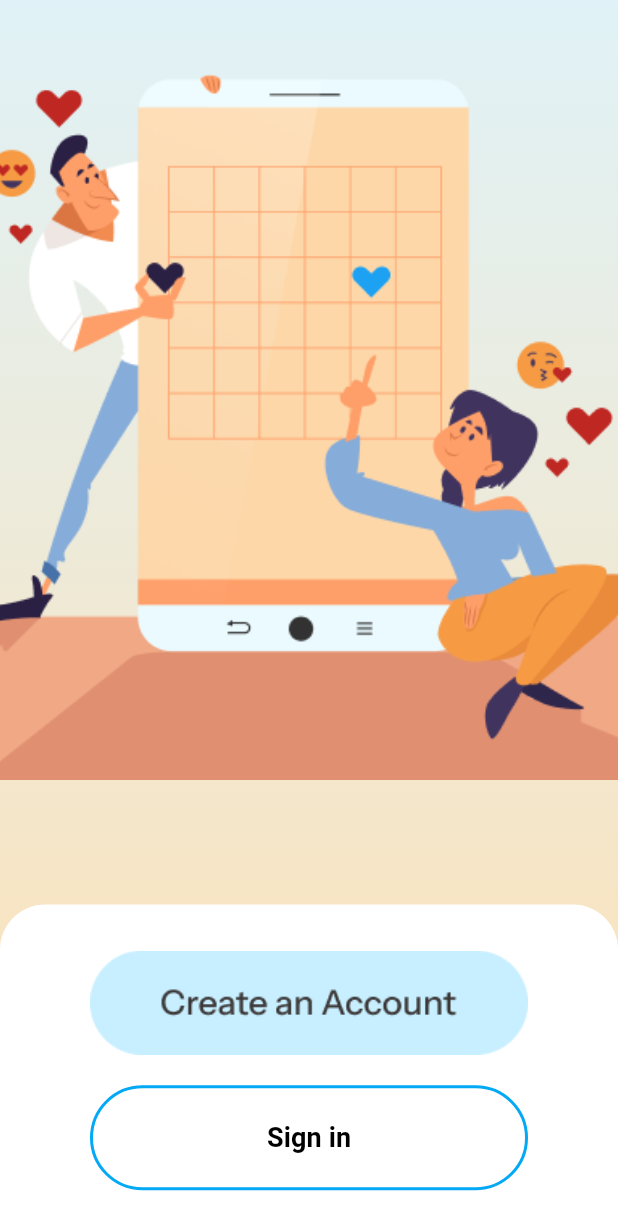
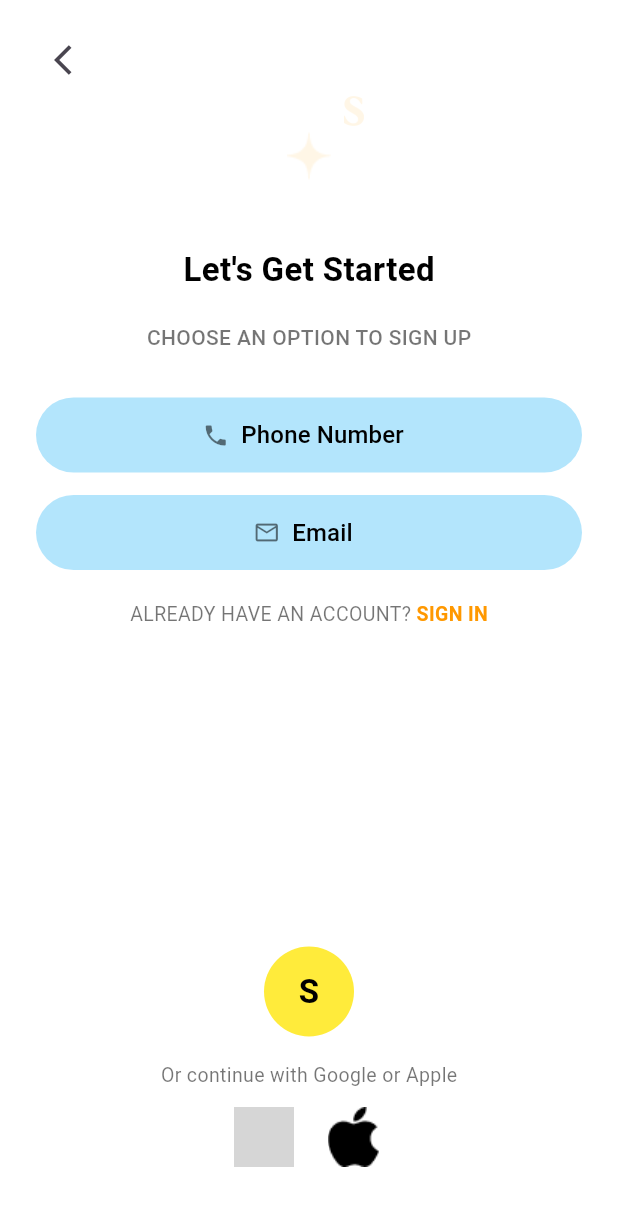
Before and after one commit to Amansarfraz/sparkle_app, a Flutter app: the CreateAccountScreen screen opened directly, after a tap on "Sign in", on a phone screen of 412 x 824 dp. Shown: the top 1230 px of the screen. Run offline on Flutter 3.47's test engine with Material 3 defaults, Android fonts, the phone set to English and light mode, and no system bars; Roboto replaces fonts that are missing (Poppins); grey boxes are pictures that could not be loaded.

Commit message:
Initial commit

```diff
--- a/lib/main.dart
+++ b/lib/main.dart
@@ -1,6 +1,7 @@
 import 'package:flutter/material.dart';
 import 'screens/splash_screen.dart';
 import 'screens/get_started_screen.dart';
+import 'screens/sign_up_screen.dart';
 
 void main() {
   runApp(const SparkleApp());
@@ -19,6 +20,7 @@
       routes: {
         '/': (context) => const SplashScreen(),
         '/get_started_screen': (context) => const GetStartedScreen(),
+        '/sign_up_screen': (context) => const SignUpScreen(),
       },
     );
   }
--- a/lib/screens/create_account_screen.dart
+++ b/lib/screens/create_account_screen.dart
@@ -1,4 +1,5 @@
 import 'package:flutter/material.dart';
+import 'sign_up_screen.dart';
 
 class CreateAccountScreen extends StatelessWidget {
   const CreateAccountScreen({super.key});
@@ -76,7 +77,12 @@
                           ),
                         ),
                         onPressed: () {
-                          // Sign in action
+                          Navigator.push(
+                            context,
+                            MaterialPageRoute(
+                              builder: (context) => const SignUpScreen(),
+                            ),
+                          ); // Sign in action
                         },
                         child: const Text(
                           "Sign in",
--- /dev/null
+++ b/lib/screens/sign_up_screen.dart
@@ -0,0 +1,173 @@
+import 'package:flutter/material.dart';
+
+class SignUpScreen extends StatelessWidget {
+  const SignUpScreen({super.key});
+
+  @override
+  Widget build(BuildContext context) {
+    return Scaffold(
+      backgroundColor: Colors.white,
+      body: SafeArea(
+        child: Padding(
+          padding: const EdgeInsets.symmetric(horizontal: 24, vertical: 16),
+          child: Column(
+            crossAxisAlignment: CrossAxisAlignment.center,
+            children: [
+              // Back Button + Logo
+              Row(
+                children: [
+                  IconButton(
+                    icon: const Icon(Icons.arrow_back_ios),
+                    onPressed: () {},
+                  ),
+                  const Spacer(),
+                ],
+              ),
+
+              // Logo with star overlay
+              Stack(
+                alignment: Alignment.topRight,
+                children: [
+                  Image.asset("assets/images/star.png", height: 80, width: 80),
+                  Positioned(
+                    top: 0,
+                    right: 0,
+                    child: Image.asset(
+                      "assets/images/Vector (1).png",
+                      height: 20,
+                      width: 20,
+                    ),
+                  ),
+                ],
+              ),
+              const SizedBox(height: 20),
+
+              // Title
+              const Text(
+                "Let's Get Started",
+                style: TextStyle(
+                  fontSize: 22,
+                  fontWeight: FontWeight.bold,
+                  color: Colors.black,
+                ),
+              ),
+              const SizedBox(height: 20),
+
+              // Subtitle
+              const Text(
+                "CHOOSE AN OPTION TO SIGN UP",
+                style: TextStyle(
+                  fontSize: 14,
+                  fontWeight: FontWeight.w500,
+                  color: Colors.black54,
+                ),
+              ),
+              const SizedBox(height: 30),
+
+              // Phone Button
+              ElevatedButton.icon(
+                onPressed: () {},
+                icon: const Icon(Icons.phone, color: Colors.black54),
+                label: const Text(
+                  "Phone Number",
+                  style: TextStyle(color: Colors.black, fontSize: 16),
+                ),
+                style: ElevatedButton.styleFrom(
+                  backgroundColor: Colors.lightBlue[100],
+                  shape: RoundedRectangleBorder(
+                    borderRadius: BorderRadius.circular(30),
+                  ),
+                  minimumSize: const Size(double.infinity, 50),
+                  elevation: 0,
+                ),
+              ),
+              const SizedBox(height: 15),
+
+              // Email Button
+              ElevatedButton.icon(
+                onPressed: () {},
+                icon: const Icon(Icons.email_outlined, color: Colors.black54),
+                label: const Text(
+                  "Email",
+                  style: TextStyle(color: Colors.black, fontSize: 16),
+                ),
+                style: ElevatedButton.styleFrom(
+                  backgroundColor: Colors.lightBlue[100],
+                  shape: RoundedRectangleBorder(
+                    borderRadius: BorderRadius.circular(30),
+                  ),
+                  minimumSize: const Size(double.infinity, 50),
+                  elevation: 0,
+                ),
+              ),
+              const SizedBox(height: 20),
+
+              // Already have account
+              Row(
+                mainAxisAlignment: MainAxisAlignment.center,
+                children: const [
+                  Text(
+                    "ALREADY HAVE AN ACCOUNT? ",
+                    style: TextStyle(fontSize: 13, color: Colors.black54),
+                  ),
+                  Text(
+                    "SIGN IN",
+                    style: TextStyle(
+                      fontSize: 13,
+                      fontWeight: FontWeight.bold,
+                      color: Colors.orange,
+                    ),
+                  ),
+                ],
+              ),
+              const Spacer(),
+
+              // Middle Circle Button
+              Container(
+                height: 60,
+                width: 60,
+                decoration: const BoxDecoration(
+                  color: Colors.yellow,
+                  shape: BoxShape.circle,
+                ),
+                child: const Center(
+                  child: Text(
+                    "S",
+                    style: TextStyle(
+                      fontSize: 22,
+                      fontWeight: FontWeight.bold,
+                      color: Colors.black,
+                    ),
+                  ),
+                ),
+              ),
+              const SizedBox(height: 16),
+
+              // Or Continue With
+              const Text(
+                "Or continue with Google or Apple",
+                style: TextStyle(fontSize: 13, color: Colors.black54),
+              ),
+              const SizedBox(height: 12),
+
+              // Social Icons Row
+              Row(
+                mainAxisAlignment: MainAxisAlignment.center,
+                children: [
+                  Image.asset(
+                    "assets/images/google.png",
+                    height: 40,
+                    width: 40,
+                  ),
+                  const SizedBox(width: 20),
+                  Image.asset("assets/images/apple.png", height: 40, width: 40),
+                ],
+              ),
+              const SizedBox(height: 30),
+            ],
+          ),
+        ),
+      ),
+    );
+  }
+}
--- a/pubspec.yaml
+++ b/pubspec.yaml
@@ -64,6 +64,8 @@
     - assets/images/line 1.png
     - assets/images/cell.png
     - assets/images/button 1.png
+    - assets/images/google.png
+    - assets/images/apple.png
 
 
   #   - images/a_dot_burr.jpeg
```
Also changed, not shown: assets/images/apple.png (added), assets/images/google.png (added).
